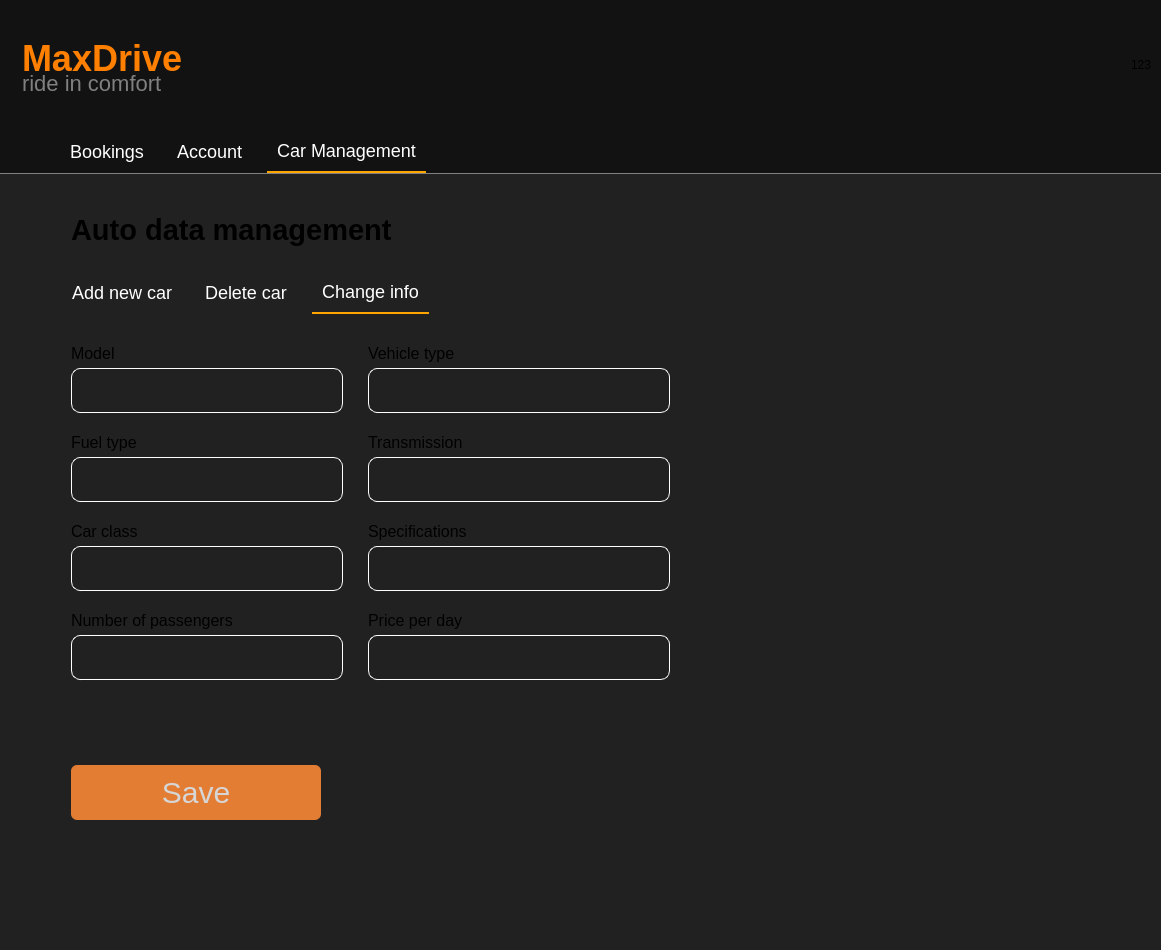
The window that mainwindow.ui (Maks2447/RentalCars) describes before a commit, drawn with Qt 5.
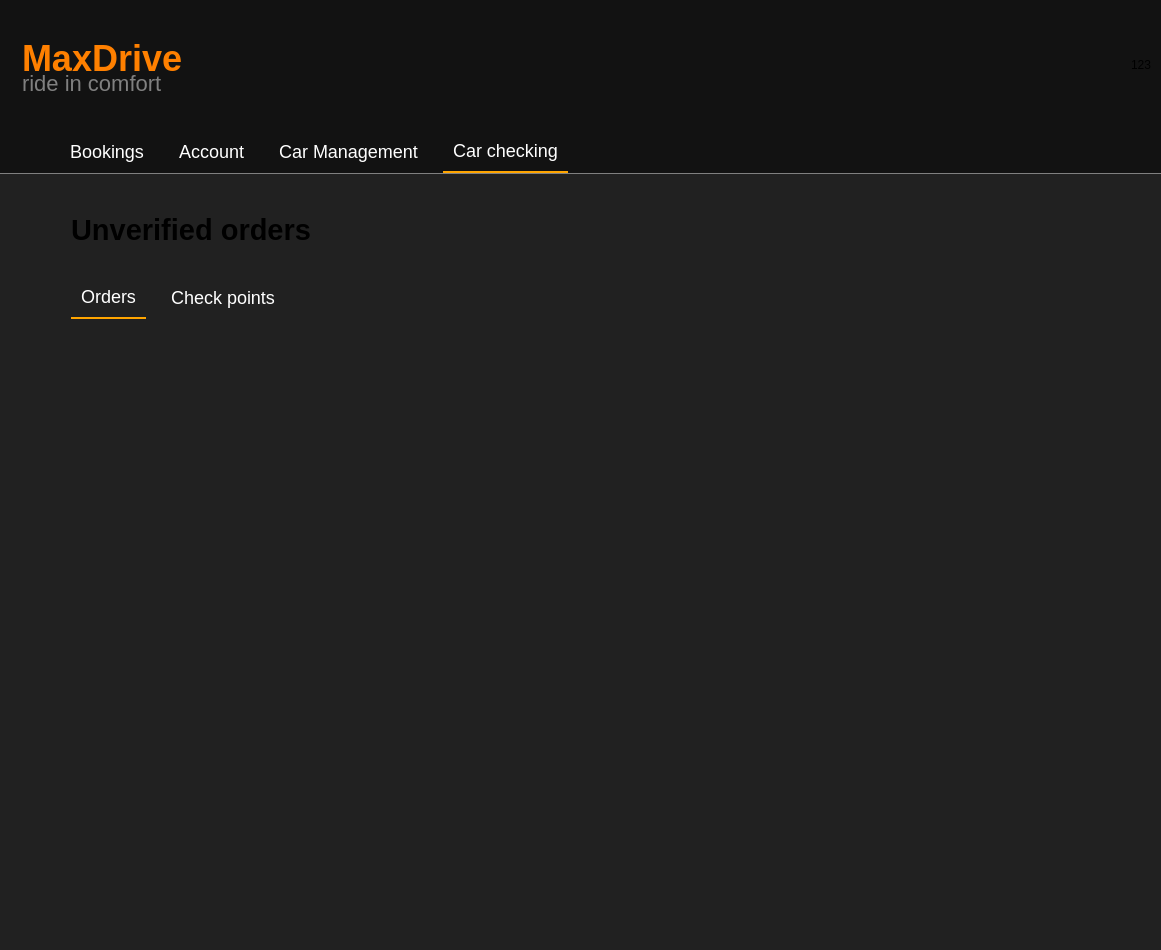
The same window after the commit. The open tabs and pages were chosen to show the change. Icons and pictures are not drawn.

The edit to the form file:
```diff
--- a/mainwindow.ui
+++ b/mainwindow.ui
@@ -2714,6 +2714,7 @@
     background-color: #121212;
     color: white;
     padding: 10px 10px;
+	margin-left: 15px;
     border: none;
 }
 
@@ -2734,12 +2735,8 @@
 
 QTabBar::tab:first {
 	margin-left: 60px;    
-	margin-right: 13px;
 }
 
-QTabBar::tab:last {
-	margin-left: 15px; 
-}
 QTabWidget::pane {
     background-color: #212121;
 }</string>
@@ -3247,7 +3244,7 @@
               </attribute>
               <layout class="QVBoxLayout" name="verticalLayout_20" stretch="1,8">
                <property name="spacing">
-                <number>0</number>
+                <number>5</number>
                </property>
                <property name="leftMargin">
                 <number>71</number>
@@ -3794,7 +3791,7 @@
                   </attribute>
                   <layout class="QVBoxLayout" name="verticalLayout_25" stretch="0,0">
                    <property name="spacing">
-                    <number>0</number>
+                    <number>5</number>
                    </property>
                    <property name="leftMargin">
                     <number>0</number>
@@ -3806,12 +3803,12 @@
                     <number>10</number>
                    </property>
                    <property name="bottomMargin">
-                    <number>130</number>
+                    <number>65</number>
                    </property>
                    <item>
                     <layout class="QFormLayout" name="formLayout_3">
                      <property name="horizontalSpacing">
-                      <number>25</number>
+                      <number>35</number>
                      </property>
                      <property name="verticalSpacing">
                       <number>5</number>
@@ -3950,6 +3947,155 @@
                </item>
               </layout>
              </widget>
+             <widget class="QWidget" name="Profile_machine_condition">
+              <property name="styleSheet">
+               <string notr="true">#Profile_machine_condition {
+	background-color: #212121;
+}</string>
+              </property>
+              <attribute name="title">
+               <string>Car checking</string>
+              </attribute>
+              <layout class="QVBoxLayout" name="verticalLayout_26" stretch="1,8">
+               <property name="spacing">
+                <number>5</number>
+               </property>
+               <property name="leftMargin">
+                <number>71</number>
+               </property>
+               <property name="topMargin">
+                <number>15</number>
+               </property>
+               <property name="rightMargin">
+                <number>0</number>
+               </property>
+               <property name="bottomMargin">
+                <number>0</number>
+               </property>
+               <item>
+                <widget class="QLabel" name="Unverified_Orders_label">
+                 <property name="minimumSize">
+                  <size>
+                   <width>0</width>
+                   <height>82</height>
+                  </size>
+                 </property>
+                 <property name="maximumSize">
+                  <size>
+                   <width>16777215</width>
+                   <height>82</height>
+                  </size>
+                 </property>
+                 <property name="font">
+                  <font>
+                   <pointsize>22</pointsize>
+                   <bold>true</bold>
+                  </font>
+                 </property>
+                 <property name="styleSheet">
+                  <string notr="true">background-color: #212121;</string>
+                 </property>
+                 <property name="text">
+                  <string>Unverified orders</string>
+                 </property>
+                </widget>
+               </item>
+               <item>
+                <widget class="QTabWidget" name="CarChecking_TabWidget">
+                 <property name="styleSheet">
+                  <string notr="true">QTabBar {
+    background-color: #212121;
+    font-size: 18px; 
+    border: none;
+}
+
+QTabBar::tab {
+    background-color: #212121;
+    color: white;
+    padding: 10px 10px;
+	margin-left: 15px;
+    border: none;
+}
+
+QTabBar::tab:first {
+	margin-left: 0px;    
+}
+
+QTabBar::tab:selected {
+    background-color: #212121; /* Цвет фона для активной вкладки */
+    color: white;              /* Цвет текста для активной вкладки */
+    border-bottom: 2px solid orange; /* Граница снизу активной вкладки */
+}
+
+QTabWidget::pane {
+	border: none;
+}
+
+QTabWidget::pane *{
+	background-color: #212121;
+}
+
+QTabWidget::pane {
+    background-color: #212121;
+}
+</string>
+                 </property>
+                 <property name="currentIndex">
+                  <number>0</number>
+                 </property>
+                 <widget class="QWidget" name="CarChecking_orders_tab">
+                  <attribute name="title">
+                   <string>Orders</string>
+                  </attribute>
+                  <layout class="QVBoxLayout" name="verticalLayout_27">
+                   <item>
+                    <widget class="QScrollArea" name="CarChecking_orders_scrollArea">
+                     <property name="styleSheet">
+                      <string notr="true">border: none;</string>
+                     </property>
+                     <property name="widgetResizable">
+                      <bool>true</bool>
+                     </property>
+                     <widget class="QWidget" name="scrollAreaWidgetContents_7">
+                      <property name="geometry">
+                       <rect>
+                        <x>0</x>
+                        <y>0</y>
+                        <width>1068</width>
+                        <height>603</height>
+                       </rect>
+                      </property>
+                      <layout class="QVBoxLayout" name="verticalLayout_28">
+                       <property name="spacing">
+                        <number>20</number>
+                       </property>
+                       <property name="leftMargin">
+                        <number>0</number>
+                       </property>
+                       <property name="topMargin">
+                        <number>0</number>
+                       </property>
+                       <property name="rightMargin">
+                        <number>0</number>
+                       </property>
+                       <property name="bottomMargin">
+                        <number>0</number>
+                       </property>
+                      </layout>
+                     </widget>
+                    </widget>
+                   </item>
+                  </layout>
+                 </widget>
+                 <widget class="QWidget" name="CarChecking_points_tab">
+                  <attribute name="title">
+                   <string>Check points</string>
+                  </attribute>
+                 </widget>
+                </widget>
+               </item>
+              </layout>
+             </widget>
             </widget>
            </item>
           </layout>
```
Left out of the diff: 57 changed lines with no effect on the pictures.
